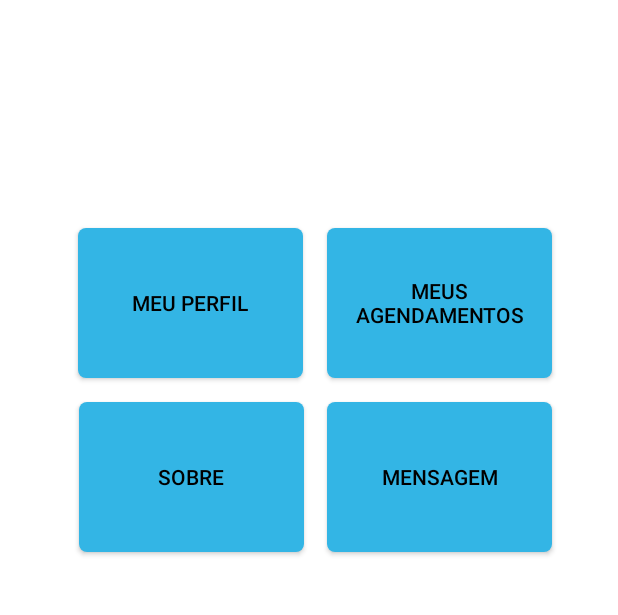
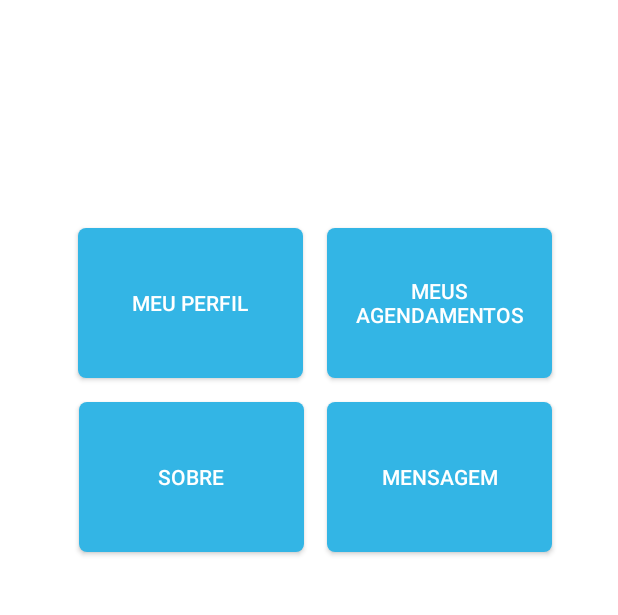
Before and after one commit to MarthinKorb/MobileSecretary, an Android app: the MainActivity screen opened directly, with no data from a screen before it, on a phone screen of 412 x 824 dp, the part 187-802 px from its top. Run offline under Robolectric (Android 15) with nearby library versions, the phone set to English and light mode, and no system bars; our stand-ins replace Firebase (no records; nobody signed in at launch, a user with empty details on screens opened directly).

Commit message:
ajustes layout

```diff
--- a/app/src/main/res/drawable/bg_button_img_rounded.xml
+++ b/app/src/main/res/drawable/bg_button_img_rounded.xml
@@ -1,7 +1,7 @@
 <?xml version="1.0" encoding="utf-8"?>
 <shape xmlns:android="http://schemas.android.com/apk/res/android">
 
-    <solid android:color="@color/colorButtons"/>
-    <corners android:radius="150dp"/>
+    <solid android:color="@color/colorAccent"/>
+    <corners android:radius="5dp"/>
 
 </shape>
--- a/app/src/main/res/layout/activity_adm.xml
+++ b/app/src/main/res/layout/activity_adm.xml
@@ -38,6 +38,7 @@
         android:background="@drawable/bg_calend"
         android:padding="5dp"
         android:text="Gerenciar Horários"
+        android:textColor="#fff"
         android:textSize="14sp"
         app:layout_constraintEnd_toStartOf="@+id/btn_VerConsultasId"
         app:layout_constraintStart_toStartOf="@+id/textView8"
@@ -53,6 +54,7 @@
         android:background="@drawable/bg_calend"
         android:padding="5dp"
         android:text="Ver Agenda"
+        android:textColor="#fff"
         android:textSize="14sp"
         app:layout_constraintEnd_toEndOf="@+id/textView8"
         app:layout_constraintStart_toEndOf="@+id/btn_GerHorariosId"
@@ -68,6 +70,7 @@
         android:background="@drawable/bg_calend"
         android:padding="5dp"
         android:text="Mensagens"
+        android:textColor="#fff"
         app:layout_constraintEnd_toEndOf="@+id/btn_VerConsultasId"
         app:layout_constraintHorizontal_bias="1.0"
         app:layout_constraintStart_toStartOf="@+id/btn_VerConsultasId"
@@ -81,6 +84,7 @@
         android:background="@drawable/bg_calend"
         android:padding="5dp"
         android:text="Histórico de Agendamentos"
+        android:textColor="#fff"
         app:layout_constraintEnd_toEndOf="@+id/btn_GerHorariosId"
         app:layout_constraintStart_toStartOf="@+id/btn_GerHorariosId"
         app:layout_constraintTop_toBottomOf="@+id/btn_GerHorariosId" />
@@ -92,6 +96,7 @@
         android:layout_marginTop="8dp"
         android:background="@drawable/bg_calend"
         android:text="Usuários"
+        android:textColor="#fff"
         app:layout_constraintEnd_toEndOf="@+id/btnHistAgendAdmID"
         app:layout_constraintHorizontal_bias="1.0"
         app:layout_constraintStart_toStartOf="@+id/btnHistAgendAdmID"
--- a/app/src/main/res/layout/activity_cadastro.xml
+++ b/app/src/main/res/layout/activity_cadastro.xml
@@ -58,6 +58,7 @@
         android:layout_marginTop="156dp"
         android:background="@drawable/bg_calend"
         android:text="Registrar"
+        android:textColor="@android:color/white"
         android:textSize="14sp"
         app:layout_constraintEnd_toEndOf="@+id/edit_CadastroSenha"
         app:layout_constraintHorizontal_bias="0.0"
--- a/app/src/main/res/layout/activity_gerenciar_consulta.xml
+++ b/app/src/main/res/layout/activity_gerenciar_consulta.xml
@@ -19,6 +19,7 @@
         android:layout_marginRight="8dp"
         android:background="@drawable/bg_calend"
         android:text="Ver Horários Disponíveis"
+        android:textColor="#fff"
         android:textSize="14sp"
         app:layout_constraintEnd_toEndOf="@+id/listView_ConsultaUserId"
         app:layout_constraintHorizontal_bias="0.482"
@@ -29,9 +30,7 @@
         android:id="@+id/listView_ConsultaUserId"
         android:layout_width="0dp"
         android:layout_height="334dp"
-        android:layout_marginStart="8dp"
         android:layout_marginTop="10dp"
-        android:layout_marginEnd="8dp"
         app:layout_constraintEnd_toEndOf="parent"
         app:layout_constraintHorizontal_bias="0.0"
         app:layout_constraintStart_toStartOf="parent"
--- a/app/src/main/res/layout/activity_main.xml
+++ b/app/src/main/res/layout/activity_main.xml
@@ -19,7 +19,7 @@
         android:layout_marginRight="8dp"
         android:background="@drawable/bg_calend"
         android:text="Meu Perfil"
-        android:textColor="#000"
+        android:textColor="#fff"
         android:textSize="14sp"
         app:layout_constraintEnd_toStartOf="@+id/btGerConsultaId"
         app:layout_constraintHorizontal_bias="0.428"
@@ -33,7 +33,7 @@
         android:layout_marginTop="152dp"
         android:background="@drawable/bg_calend"
         android:text="Meus Agendamentos"
-        android:textColor="#000"
+        android:textColor="#fff"
         android:textSize="14sp"
         app:layout_constraintEnd_toEndOf="@+id/txt_DateId"
         app:layout_constraintStart_toEndOf="@+id/btMeuPerfilId"
@@ -49,7 +49,7 @@
         android:layout_marginBottom="8dp"
         android:background="@drawable/bg_calend"
         android:text="Sobre"
-        android:textColor="#000"
+        android:textColor="#fff"
         android:textSize="14sp"
         app:layout_constraintBottom_toBottomOf="parent"
         app:layout_constraintEnd_toStartOf="@+id/btMensagemId"
@@ -66,7 +66,7 @@
         android:layout_marginBottom="8dp"
         android:background="@drawable/bg_calend"
         android:text="Mensagem"
-        android:textColor="#000"
+        android:textColor="#fff"
         android:textSize="14sp"
         app:layout_constraintBottom_toBottomOf="parent"
         app:layout_constraintEnd_toEndOf="@+id/btGerConsultaId"
--- a/app/src/main/res/layout/activity_mensagem.xml
+++ b/app/src/main/res/layout/activity_mensagem.xml
@@ -47,7 +47,6 @@
         android:ems="10"
         android:hint="Digite uma mensagem..."
         android:inputType="textMultiLine"
-        android:paddingLeft="10dp"
         app:layout_constraintBottom_toBottomOf="parent"
         app:layout_constraintEnd_toEndOf="parent"
         app:layout_constraintHorizontal_bias="0.49"
--- a/app/src/main/res/layout/activity_reset_senha.xml
+++ b/app/src/main/res/layout/activity_reset_senha.xml
@@ -14,6 +14,7 @@
         android:layout_marginTop="332dp"
         android:background="@drawable/bg_calend"
         android:text="Redefinir Senha"
+        android:textColor="#fff"
         app:layout_constraintEnd_toEndOf="@+id/editEResetmailId"
         app:layout_constraintHorizontal_bias="0.0"
         app:layout_constraintStart_toStartOf="@+id/editEResetmailId"
@@ -43,7 +44,6 @@
         android:ems="10"
         android:hint="Digite seu Email"
         android:inputType="textEmailAddress"
-        android:paddingLeft="15dp"
         android:textColor="#000"
         app:layout_constraintEnd_toEndOf="@+id/textView"
         app:layout_constraintHorizontal_bias="0.555"
--- a/app/src/main/res/layout/activity_ver_cons_admin.xml
+++ b/app/src/main/res/layout/activity_ver_cons_admin.xml
@@ -10,13 +10,13 @@
     <ListView
         android:id="@+id/listView_Cons_AdmId"
         android:layout_width="0dp"
-        android:layout_height="539dp"
+        android:layout_height="584dp"
         android:layout_marginStart="8dp"
         android:layout_marginLeft="8dp"
         android:layout_marginTop="8dp"
         android:layout_marginEnd="8dp"
         android:layout_marginRight="8dp"
-        android:layout_marginBottom="48dp"
+        android:layout_marginBottom="8dp"
         android:background="@color/colorBackgroundApp"
         android:padding="20dp"
         app:layout_constraintBottom_toBottomOf="parent"
```
Also changed, not shown: app/src/main/res/layout/activity_login.xml (+4 -5 lines).
